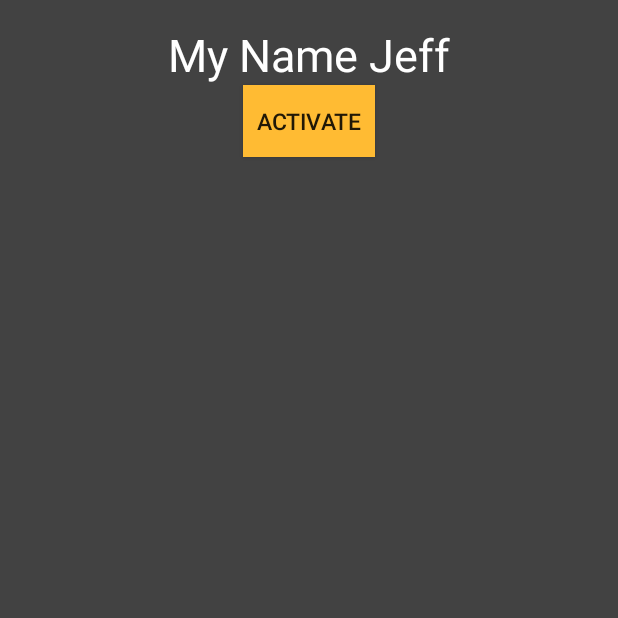
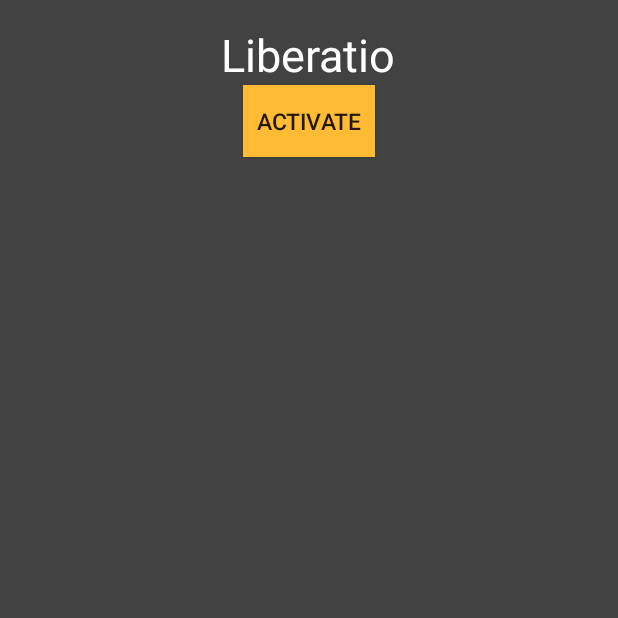
Before and after one commit to Doubledge/Liberatio, an Android app: the screen it shows after launch (MainActivity), on a phone screen of 412 x 824 dp, the top half of it. Run offline under Robolectric (Android 15) with nearby library versions, the phone set to English and light mode, and no system bars; libraries missing offline, so code that uses them is left out: com.google.firebase.crash, de.measite.minidns; plain views replace PercentRelativeLayout; pictures from the network do not load.

Commit message:
Changed in-app name

```diff
--- a/app/src/main/res/layout/fragment_main.xml
+++ b/app/src/main/res/layout/fragment_main.xml
@@ -25,18 +25,19 @@
             app:layout_marginTopPercent="20%"
             android:layout_alignParentTop="true"
             android:layout_centerHorizontal="true"/>
+
     <TextView
-            android:text="My Name Jeff"
-            android:layout_width="wrap_content"
-            android:layout_height="wrap_content"
-            android:textSize="30sp"
-            android:textColor="@color/cardview_light_background"
-            app:layout_marginTopPercent="5%"
-            android:layout_below="@id/imageView_icon"
-            android:textAppearance="@android:style/TextAppearance.DeviceDefault"
-            android:fontFamily="sans-serif"
-            android:layout_centerHorizontal="true"
-            android:id="@+id/textView_app_name"/>
+        android:id="@+id/textView_app_name"
+        android:layout_width="wrap_content"
+        android:layout_height="wrap_content"
+        android:layout_below="@id/imageView_icon"
+        android:layout_centerHorizontal="true"
+        android:fontFamily="sans-serif"
+        android:text="Liberatio"
+        android:textAppearance="@android:style/TextAppearance.DeviceDefault"
+        android:textColor="@color/cardview_light_background"
+        android:textSize="30sp"
+        app:layout_marginTopPercent="5%" />
 
     <TextView
         android:id="@+id/textView_notice"
```
